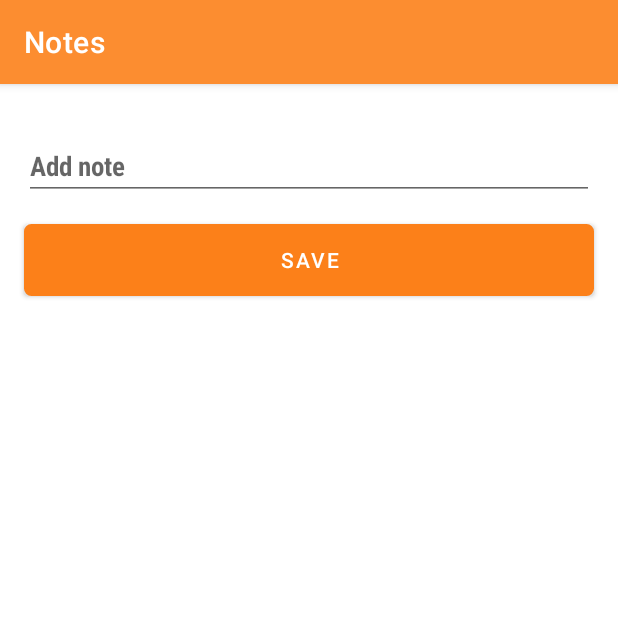
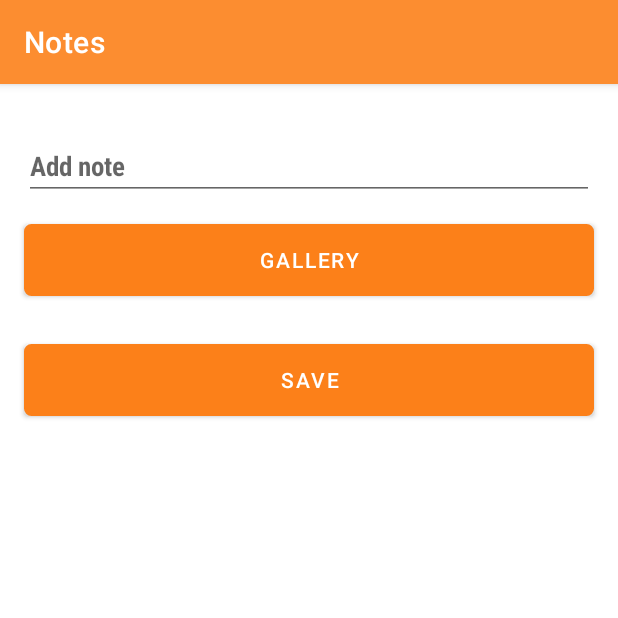
Before and after one commit to lnaras03/notesapp, an Android app: the screen it shows after launch (MainActivity), after a tap on "Add note", on a phone screen of 412 x 824 dp, the top half of it. Run offline under Robolectric (Android 15) with nearby library versions, the phone set to English and light mode, and no system bars; our stand-ins replace Room's generated code, data binding.

Commit message:
Gallery access

```diff
--- a/Notes/app/src/main/java/com/example/notes/data/Note.kt
+++ b/Notes/app/src/main/java/com/example/notes/data/Note.kt
@@ -1,5 +1,6 @@
 package com.example.notes.data
 
+import android.widget.ImageView
 import androidx.room.ColumnInfo
 import androidx.room.Entity
 import androidx.room.PrimaryKey
@@ -10,5 +11,8 @@ data class Note(
     val noteId: Int = 0,
 
     @ColumnInfo(name = "note_text")
-    val noteText: String
+    val noteText: String,
+
+    @ColumnInfo(name = "note_image")
+    val noteImageView: String
 )
--- a/Notes/app/src/main/java/com/example/notes/data/NoteViewModel.kt
+++ b/Notes/app/src/main/java/com/example/notes/data/NoteViewModel.kt
@@ -9,11 +9,7 @@ import kotlinx.coroutines.launch
 
 class NoteViewModel(application: Application): AndroidViewModel(application) {
 
-    val notesDao: NoteDao
-
-    init{
-        notesDao = NoteDatabase.getDatabase(application).noteDao
-    }
+    private val notesDao: NoteDao = NoteDatabase.getDatabase(application).noteDao
 
     val allNotes: LiveData<List<Note>> = notesDao.getAllNotes()
 
--- a/Notes/app/src/main/java/com/example/notes/fragments/add/AddFragment.kt
+++ b/Notes/app/src/main/java/com/example/notes/fragments/add/AddFragment.kt
@@ -1,23 +1,39 @@
 package com.example.notes.fragments.add
 
+import android.app.Activity
+import android.content.Intent
+import android.content.pm.PackageManager
+import android.graphics.BitmapFactory
+import android.os.Build
 import android.os.Bundle
 import androidx.fragment.app.Fragment
 import android.view.LayoutInflater
 import android.view.View
 import android.view.ViewGroup
 import android.widget.Button
+import android.widget.ImageView
 import android.widget.TextView
 import android.widget.Toast
+import androidx.core.app.ActivityCompat
+import androidx.core.content.ContextCompat
 import androidx.lifecycle.ViewModelProvider
 import com.example.notes.R
 import com.example.notes.data.Note
 import com.example.notes.data.NoteViewModel
 import com.example.notes.fragments.allnotes.AllNotesFragment
+import java.io.File
+import java.util.jar.Manifest
+
+private const val PERMISSION_CODE = 1001
+private const val IMAGE_CHOOSE = 1000
+private const val REQUEST_CODE = 13
+//private lateinit var filePhoto: File
 
 class AddFragment : Fragment() {
 
     lateinit var fragment: View
     private lateinit var mNoteViewModel: NoteViewModel
+
     override fun onCreate(savedInstanceState: Bundle?) {
         super.onCreate(savedInstanceState)
     }
@@ -30,8 +46,28 @@ class AddFragment : Fragment() {
         fragment =  inflater.inflate(R.layout.fragment_add, container, false)
 
         setupAddButton()
+        setupCameraButton()
 
         return fragment
+    }
+
+    private fun setupCameraButton() {
+        val cameraButton = fragment.findViewById<Button>(R.id.button_camera)
+        cameraButton.setOnClickListener {
+            if (Build.VERSION.SDK_INT >= Build.VERSION_CODES.M){
+                if (ContextCompat.checkSelfPermission(requireContext(), android.Manifest.permission.READ_EXTERNAL_STORAGE)==PackageManager.PERMISSION_DENIED){
+                    val permissions = arrayOf(android.Manifest.permission.READ_EXTERNAL_STORAGE)
+                    ActivityCompat.requestPermissions(requireActivity(), permissions, PERMISSION_CODE)
+                }
+            }
+            chooseImageGallery()
+        }
+    }
+
+    private fun chooseImageGallery() {
+        val intent = Intent(Intent.ACTION_PICK)
+        intent.type = "image/*"
+        startActivityForResult(intent, IMAGE_CHOOSE)
     }
 
     private fun setupAddButton() {
@@ -57,4 +93,33 @@ class AddFragment : Fragment() {
         }
     }
 
+    override fun onRequestPermissionsResult(
+        requestCode: Int,
+        permissions: Array<out String>,
+        grantResults: IntArray
+    ) {
+        when (requestCode) {
+            PERMISSION_CODE -> {
+                if (grantResults.isNotEmpty() && grantResults[0] == PackageManager.PERMISSION_GRANTED) {
+                    chooseImageGallery()
+                } else {
+                    Toast.makeText(requireContext(), "Permission denied", Toast.LENGTH_SHORT).show()
+                }
+            }
+        }
+    }
+
+    override fun onActivityResult(requestCode: Int, resultCode: Int, data: Intent?) {
+        val viewImage = fragment.findViewById<ImageView>(R.id.viewImage);
+        viewImage.setImageURI(data?.data)
+//        if(requestCode == REQUEST_CODE && resultCode == Activity.RESULT_OK){
+//            val takenPhoto = BitmapFactory.decodeFile(filePhoto.absolutePath)
+//            viewImage.setImageBitmap(takenPhoto)
+//        }
+//        else {
+//            super.onActivityResult(requestCode, resultCode, data)
+//        }
+
+    }
+
 }
--- a/Notes/app/src/main/res/layout/fragment_add.xml
+++ b/Notes/app/src/main/res/layout/fragment_add.xml
@@ -3,7 +3,7 @@
     xmlns:android="http://schemas.android.com/apk/res/android"
     android:orientation="vertical"
     android:layout_width="match_parent"
-    android:layout_height="match_parent"
+    android:layout_height="wrap_content"
     android:id="@+id/add_fragment">
 
     <EditText
@@ -21,6 +21,22 @@
         android:textSize="18sp"
         android:textStyle="bold" />
 
+    <ImageView
+        android:id="@+id/viewImage"
+        android:layout_width="wrap_content"
+        android:layout_height="wrap_content"
+        android:layout_gravity="center"/>
+
+    <Button
+        android:id="@+id/button_camera"
+        android:layout_width="match_parent"
+        android:layout_height="wrap_content"
+        android:layout_margin="16dp"
+        android:background="@drawable/button_border"
+        android:text="@string/gallery"
+        android:textColor="@color/buttonLabel"
+        app:backgroundTint="#FC8019"/>
+
     <Button
         android:id="@+id/button_save"
         android:layout_width="match_parent"
--- a/Notes/app/src/main/res/values/strings.xml
+++ b/Notes/app/src/main/res/values/strings.xml
@@ -7,4 +7,6 @@
     <string name="AddButton">Save</string>
     <string name="save_button_detail">Save</string>
     <string name="action_delete">Delete</string>
+    <string name="camera">Camera</string>
+    <string name="gallery">Gallery</string>
 </resources>
--- /dev/null
+++ b/Notes/app/src/main/res/xml/providerfile.xml
@@ -0,0 +1,6 @@
+<?xml version="1.0" encoding="utf-8"?>
+<paths>
+    <external-files-path
+        name="images"
+        path="Pictures"/>
+</paths>
```
Also changed, not shown: Notes/app/src/main/AndroidManifest.xml (+13 -0 lines).
